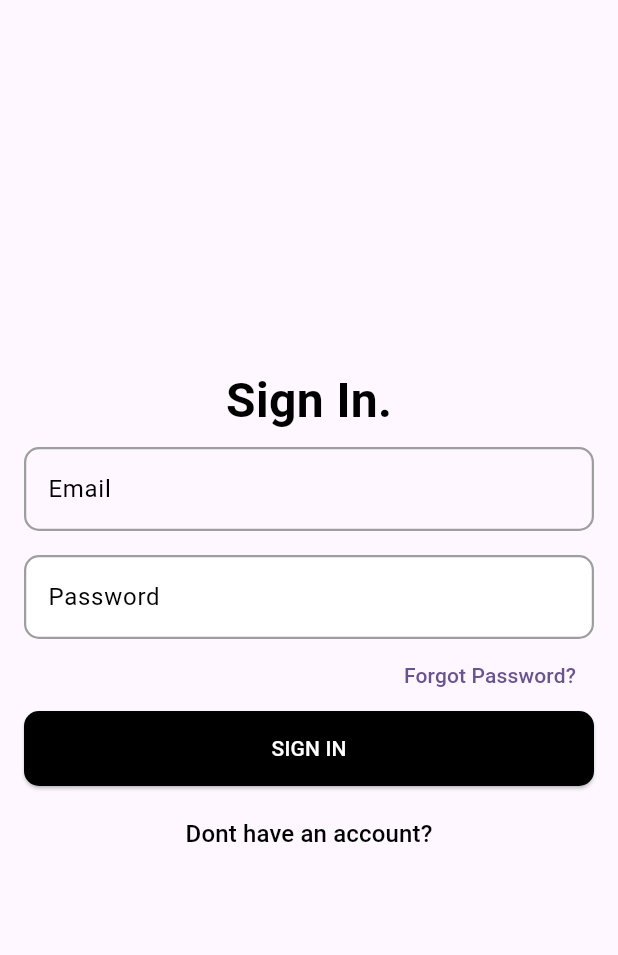
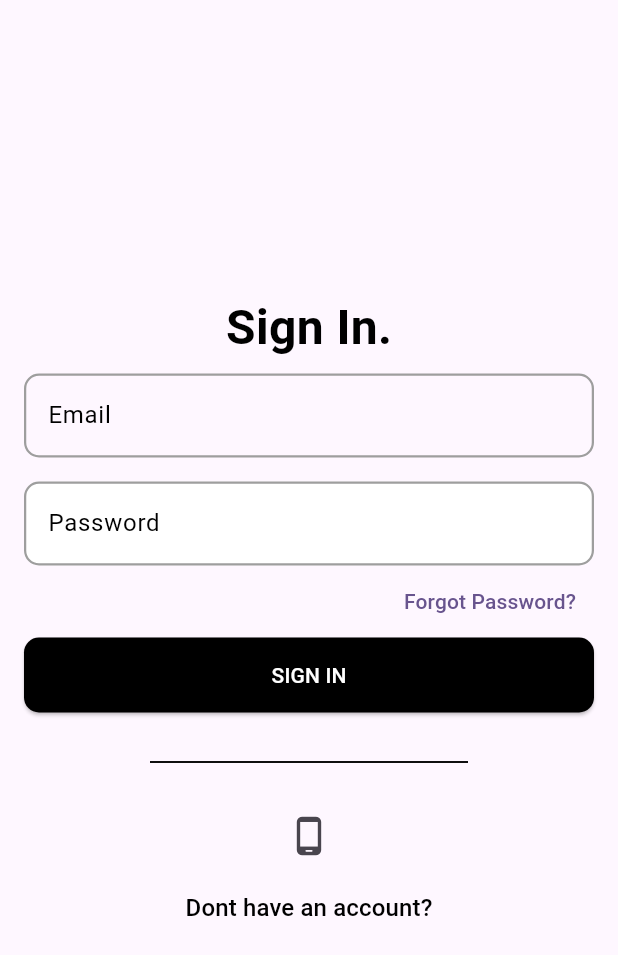
Before and after one commit to muhammadXainAhmad/firebase_auth_app_flutter, a Flutter app: the screen it shows after launch, on a phone screen of 412 x 824 dp. Shown: the top 955 px of the screen. Run offline on Flutter 3.47's test engine with Material 3 defaults, Android fonts, the phone set to English and light mode, and no system bars; our stand-ins replace firebase_auth, firebase_core, flutter_dotenv; accounts and stored records are empty.

Commit message:
Added phoneAuthentication

```diff
--- a/lib/login_page.dart
+++ b/lib/login_page.dart
@@ -138,6 +138,17 @@ class _MyLoginPageState extends State<MyLoginPage> {
                 child: Text("SIGN IN", style: TextStyle(color: Colors.white)),
               ),
             ),
+            Divider(
+              height: 50,
+              indent: 100,
+              endIndent: 100,
+              color: Colors.black,
+              thickness: 1.25,
+            ),
+            IconButton(
+              onPressed: () => Navigator.of(context).pushNamed("phone"),
+              icon: Icon(Icons.phone_android_rounded, size: 28),
+            ),
             TextButton(
               onPressed: () {
                 Navigator.of(context).pushNamed("signup");
--- a/lib/main.dart
+++ b/lib/main.dart
@@ -1,4 +1,5 @@
 import 'package:firebase_auth/firebase_auth.dart';
+import 'package:firebase_auth_app/phone_login_page.dart';
 import 'package:firebase_auth_app/firebase_options.dart';
 import 'package:firebase_auth_app/forgot_page.dart';
 import 'package:firebase_auth_app/home_page.dart';
@@ -33,6 +34,7 @@ class MyApp extends StatelessWidget {
         "forgot": (context) => const MyForgotPage(),
         "home": (context) => const MyHomePage(),
         "verification": (context) => const MyVerificationPage(),
+        "phone": (context) => const MyPhoneSignIn(),
       },
       home: StreamBuilder(
         stream: FirebaseAuth.instance.authStateChanges(),
@@ -46,14 +48,25 @@ class MyApp extends StatelessWidget {
               body: const Center(child: CircularProgressIndicator()),
             );
           }
-          if (snapshot.data != null) {
-            if (snapshot.data!.emailVerified) {
+          final user = snapshot.data;
+
+          if (user != null) {
+            final provider =
+                user.providerData.isNotEmpty
+                    ? user.providerData[0].providerId
+                    : null;
+
+            if (provider == 'password') {
+              return user.emailVerified
+                  ? const MyHomePage()
+                  : const MyVerificationPage();
+            } else if (provider == 'phone') {
               return const MyHomePage();
             } else {
-              return const MyVerificationPage();
+              return const MyHomePage();
             }
           } else {
-            return MyLoginPage();
+            return const MyLoginPage();
           }
         },
       ),
```
Also changed, not shown: lib/phone_login_page.dart (added, +114 -0 lines), lib/show_otp_dialog.dart (added, +18 -0 lines).
